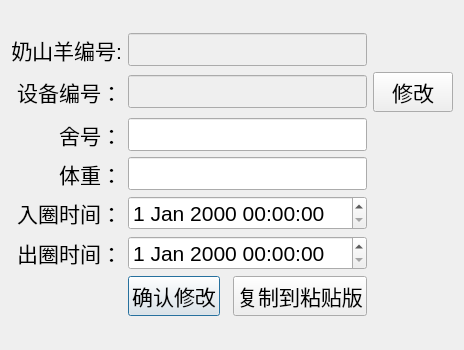
First picture: the form in Goat/changegoatinfodialog.ui, repository po-ppy/NewGoat, before the edit.
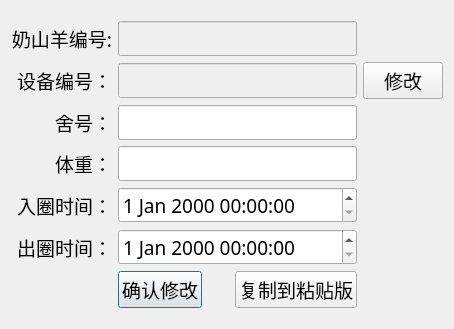
Second picture: the form after the edit.

The edit to the form file:
```diff
--- a/Goat/changegoatinfodialog.ui
+++ b/Goat/changegoatinfodialog.ui
@@ -6,8 +6,8 @@
    <rect>
     <x>0</x>
     <y>0</y>
-    <width>464</width>
-    <height>350</height>
+    <width>454</width>
+    <height>329</height>
    </rect>
   </property>
   <property name="font">
@@ -23,6 +23,12 @@
     <layout class="QGridLayout" name="gridLayout">
      <item row="4" column="0">
       <widget class="QLabel" name="label_4">
+       <property name="font">
+        <font>
+         <family>微软雅黑</family>
+         <pointsize>14</pointsize>
+        </font>
+       </property>
        <property name="text">
         <string>入圈时间：</string>
        </property>
@@ -33,6 +39,12 @@
      </item>
      <item row="5" column="0">
       <widget class="QLabel" name="label_5">
+       <property name="font">
+        <font>
+         <family>微软雅黑</family>
+         <pointsize>14</pointsize>
+        </font>
+       </property>
        <property name="text">
         <string>出圈时间：</string>
        </property>
@@ -43,6 +55,12 @@
      </item>
      <item row="0" column="0">
       <widget class="QLabel" name="label">
+       <property name="font">
+        <font>
+         <family>微软雅黑</family>
+         <pointsize>14</pointsize>
+        </font>
+       </property>
        <property name="text">
         <string>奶山羊编号:</string>
        </property>
@@ -53,6 +71,12 @@
      </item>
      <item row="1" column="0">
       <widget class="QLabel" name="label_2">
+       <property name="font">
+        <font>
+         <family>微软雅黑</family>
+         <pointsize>14</pointsize>
+        </font>
+       </property>
        <property name="text">
         <string>设备编号：</string>
        </property>
@@ -63,6 +87,12 @@
      </item>
      <item row="2" column="0">
       <widget class="QLabel" name="label_3">
+       <property name="font">
+        <font>
+         <family>微软雅黑</family>
+         <pointsize>14</pointsize>
+        </font>
+       </property>
        <property name="text">
         <string>舍号：</string>
        </property>
@@ -76,6 +106,12 @@
        <property name="enabled">
         <bool>false</bool>
        </property>
+       <property name="font">
+        <font>
+         <family>微软雅黑</family>
+         <pointsize>14</pointsize>
+        </font>
+       </property>
       </widget>
      </item>
      <item row="5" column="2">
@@ -92,15 +128,35 @@
       </spacer>
      </item>
      <item row="4" column="1">
-      <widget class="QDateTimeEdit" name="dateTimeEdit"/>
+      <widget class="QDateTimeEdit" name="dateTimeEdit">
+       <property name="font">
+        <font>
+         <family>微软雅黑</family>
+         <pointsize>14</pointsize>
+        </font>
+       </property>
+      </widget>
      </item>
      <item row="5" column="1">
-      <widget class="QDateTimeEdit" name="dateTimeEdit_2"/>
+      <widget class="QDateTimeEdit" name="dateTimeEdit_2">
+       <property name="font">
+        <font>
+         <family>微软雅黑</family>
+         <pointsize>14</pointsize>
+        </font>
+       </property>
+      </widget>
      </item>
      <item row="6" column="1">
       <layout class="QHBoxLayout" name="horizontalLayout">
        <item>
         <widget class="QPushButton" name="pushButton">
+         <property name="font">
+          <font>
+           <family>微软雅黑</family>
+           <pointsize>14</pointsize>
+          </font>
+         </property>
          <property name="text">
           <string>确认修改</string>
          </property>
@@ -121,6 +177,12 @@
        </item>
        <item>
         <widget class="QPushButton" name="pushButton_2">
+         <property name="font">
+          <font>
+           <family>微软雅黑</family>
+           <pointsize>14</pointsize>
+          </font>
+         </property>
          <property name="text">
           <string>复制到粘贴版</string>
          </property>
@@ -130,6 +192,12 @@
      </item>
      <item row="3" column="0">
       <widget class="QLabel" name="label_7">
+       <property name="font">
+        <font>
+         <family>微软雅黑</family>
+         <pointsize>14</pointsize>
+        </font>
+       </property>
        <property name="text">
         <string>体重：</string>
        </property>
@@ -143,16 +211,42 @@
        <property name="enabled">
         <bool>false</bool>
        </property>
+       <property name="font">
+        <font>
+         <family>微软雅黑</family>
+         <pointsize>14</pointsize>
+        </font>
+       </property>
       </widget>
      </item>
      <item row="2" column="1">
-      <widget class="QLineEdit" name="lineEdit_4"/>
+      <widget class="QLineEdit" name="lineEdit_4">
+       <property name="font">
+        <font>
+         <family>微软雅黑</family>
+         <pointsize>14</pointsize>
+        </font>
+       </property>
+      </widget>
      </item>
      <item row="3" column="1">
-      <widget class="QLineEdit" name="lineEdit_5"/>
+      <widget class="QLineEdit" name="lineEdit_5">
+       <property name="font">
+        <font>
+         <family>微软雅黑</family>
+         <pointsize>14</pointsize>
+        </font>
+       </property>
+      </widget>
      </item>
      <item row="1" column="2">
       <widget class="QPushButton" name="pushButton_3">
+       <property name="font">
+        <font>
+         <family>微软雅黑</family>
+         <pointsize>14</pointsize>
+        </font>
+       </property>
        <property name="text">
         <string>修改</string>
        </property>
```
